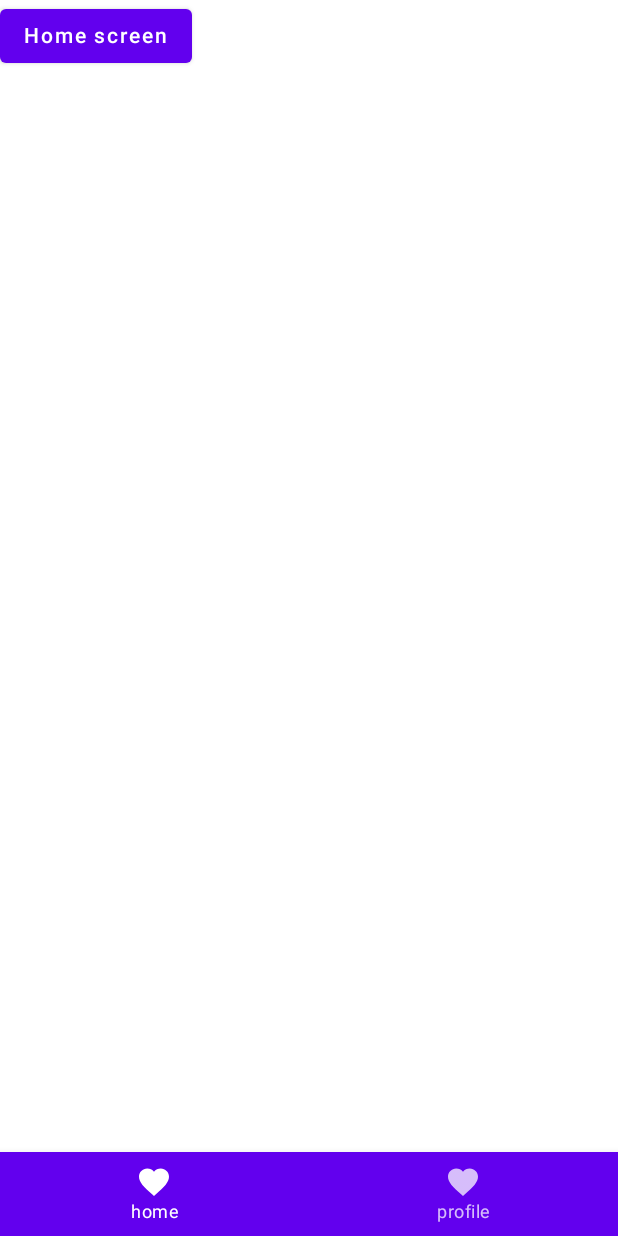
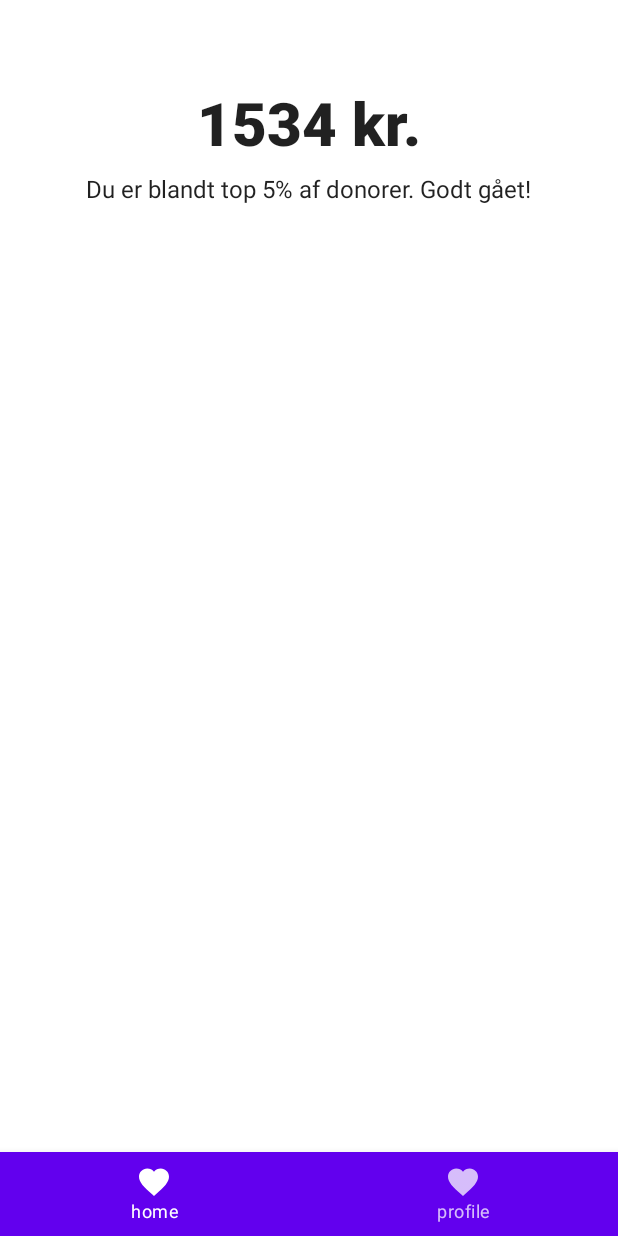
Before and after one commit to MadSoeDK/Kind, an Android app built with Jetpack Compose: the screen it shows after launch (MainActivity), on a phone screen of 412 x 824 dp. Run offline under Robolectric (Android 15) with nearby library versions, the phone set to English and light mode, and no system bars.

Commit message:
Begin project struture and architecture design

```diff
--- a/app/src/main/java/com/example/kind/KindApp.kt
+++ b/app/src/main/java/com/example/kind/KindApp.kt
@@ -7,12 +7,10 @@ import androidx.compose.runtime.Composable
 import androidx.compose.runtime.getValue
 import androidx.lifecycle.viewmodel.compose.viewModel
 import androidx.navigation.NavDestination.Companion.hierarchy
-import androidx.navigation.NavGraph.Companion.findStartDestination
 import androidx.navigation.NavHostController
 import androidx.navigation.compose.NavHost
 import androidx.navigation.compose.composable
 import androidx.navigation.compose.currentBackStackEntryAsState
-import androidx.navigation.compose.rememberNavController
 import com.example.kind.ui.home.HomeScreen
 import com.example.kind.ui.home.HomeViewModel
 import com.example.kind.ui.theme.KindTheme
@@ -21,27 +19,21 @@ import com.example.kind.ui.theme.KindTheme
 fun KindApp() {
     KindTheme {
         val appState = rememberKindAppState()
-        MainScreen()
+        val items = listOf(Screen.Home, Screen.Profile)
+        Scaffold(
+            bottomBar = {
+                KindBottomBar(items = items, appState = appState )
+            }
+        ) {
+            KindNavigation(navController = appState.navController)
+        }
     }
 }
 
 @Composable
-fun MainScreen() {
-    val items = listOf(Screen.Home, Screen.Profile)
-    val navController = rememberNavController()
-    Scaffold(
-        bottomBar = {
-            KindBottomBar(items = items, navController = navController)
-        }
-    ) {
-        KindNavigation(navController = navController)
-    }
-}
-
-@Composable
-fun KindBottomBar(items: List<Screen>, navController: NavHostController) {
+fun KindBottomBar(items: List<Screen>, appState: KindAppState) {
     BottomNavigation {
-        val navBackStackEntry by navController.currentBackStackEntryAsState()
+        val navBackStackEntry by appState.navController.currentBackStackEntryAsState()
         val destination = navBackStackEntry?.destination
         items.forEach { screen ->
             BottomNavigationItem(
@@ -49,19 +41,7 @@ fun KindBottomBar(items: List<Screen>, navController: NavHostController) {
                 label = { Text(screen.route) },
                 selected = destination?.hierarchy?.any { it.route == screen.route } == true,
                 onClick = {
-                    navController.navigate(screen.route) {
-                        // Pop up to the start destination of the graph to
-                        // avoid building up a large stack of destinations
-                        // on the back stack as users select items
-                        popUpTo(navController.graph.findStartDestination().id) {
-                            saveState = true
-                        }
-                        // Avoid multiple copies of the same destination when
-                        // reselecting the same item
-                        launchSingleTop = true
-                        // Restore state when reselecting a previously selected item
-                        restoreState = true
-                    }
+                    appState.navigateToBottomBarRoute(screen.route)
                 }
             )
         }
@@ -77,8 +57,8 @@ fun KindNavigation(navController: NavHostController) {
         composable(Screen.Home.route) {
             val viewModel = viewModel<HomeViewModel>()
             HomeScreen(
-                textProvider = { viewModel.getText() },
-                navigateToPage = { navController.navigate(Screen.Profile.route) }
+                donatedAmountProvider =  viewModel.getDonatedAmount(),
+                welcomeText = viewModel.getText(),
             )
         }
         composable(Screen.Profile.route) {
--- a/app/src/main/java/com/example/kind/KindAppState.kt
+++ b/app/src/main/java/com/example/kind/KindAppState.kt
@@ -1,12 +1,14 @@
 package com.example.kind
 
 import android.content.Context
+import android.graphics.drawable.Icon
 import androidx.compose.material.ScaffoldState
 import androidx.compose.material.rememberScaffoldState
 import androidx.compose.runtime.Composable
 import androidx.compose.runtime.remember
 import androidx.compose.ui.graphics.vector.ImageVector
 import androidx.compose.ui.platform.LocalContext
+import androidx.navigation.NavGraph.Companion.findStartDestination
 import androidx.navigation.NavHostController
 import androidx.navigation.compose.rememberNavController
 
@@ -22,7 +24,19 @@ class KindAppState(
 ) {
 
     fun navigateToBottomBarRoute(route: String) {
-
+        navController.navigate(route) {
+            // Pop up to the start destination of the graph to
+            // avoid building up a large stack of destinations
+            // on the back stack as users select items
+            popUpTo(navController.graph.findStartDestination().id) {
+                saveState = true
+            }
+            // Avoid multiple copies of the same destination when
+            // reselecting the same item
+            launchSingleTop = true
+            // Restore state when reselecting a previously selected item
+            restoreState = true
+        }
     }
 
 }
--- a/app/src/main/java/com/example/kind/ui/home/Home.kt
+++ b/app/src/main/java/com/example/kind/ui/home/Home.kt
@@ -1,30 +1,48 @@
 package com.example.kind.ui.home
 
-import androidx.compose.material.Button
+import androidx.compose.foundation.layout.*
 import androidx.compose.material.Text
 import androidx.compose.runtime.Composable
-import androidx.compose.ui.tooling.preview.Preview
+import androidx.compose.ui.Alignment
+import androidx.compose.ui.Modifier
+import androidx.compose.ui.unit.dp
 import androidx.lifecycle.ViewModel
+import com.example.kind.ui.theme.Typography
 
 class HomeViewModel : ViewModel() {
     // Logic etc...
     fun getText(): String {
-        return "Home screen"
+        return "Du er blandt top 5% af donorer. Godt gået!"
+    }
+
+    fun getDonatedAmount(): String {
+        return 1534.toString() + " kr."
     }
 }
 
 @Composable
 fun HomeScreen(
-    textProvider: () -> String,
-    navigateToPage: () -> Unit
+    donatedAmountProvider: String,
+    welcomeText: String,
 ) {
-    Button(onClick = { navigateToPage() }) {
-        Text(text = textProvider())
+    Column(
+        modifier = Modifier
+            .fillMaxSize()
+            .padding(0.dp, 50.dp),
+        verticalArrangement = Arrangement.Top,
+        horizontalAlignment = Alignment.CenterHorizontally
+    ) {
+        Row (
+            modifier = Modifier.padding(0.dp, 10.dp)
+        ){
+            Text(
+                text = donatedAmountProvider,
+                fontWeight = Typography.h1.fontWeight,
+                fontSize = Typography.h1.fontSize,
+            )
+        }
+        Row {
+            Text(text = welcomeText)
+        }
     }
 }
-
-/*@Preview(showBackground = true)
-@Composable
-fun HomeScreenPreview() {
-    HomeScreen { "Home screen preview" }
-}*/
--- a/app/src/main/java/com/example/kind/ui/theme/Type.kt
+++ b/app/src/main/java/com/example/kind/ui/theme/Type.kt
@@ -1,6 +1,7 @@
 package com.example.kind.ui.theme
 
 import androidx.compose.material.Typography
+import androidx.compose.ui.graphics.Color
 import androidx.compose.ui.text.TextStyle
 import androidx.compose.ui.text.font.FontFamily
 import androidx.compose.ui.text.font.FontWeight
@@ -8,6 +9,11 @@ import androidx.compose.ui.unit.sp
 
 // Set of Material typography styles to start with
 val Typography = Typography(
+    h1 = TextStyle(
+        fontFamily = FontFamily.Default,
+        fontWeight = FontWeight.Black,
+        fontSize = 40.sp,
+    ),
     body1 = TextStyle(
         fontFamily = FontFamily.Default,
         fontWeight = FontWeight.Normal,
```
